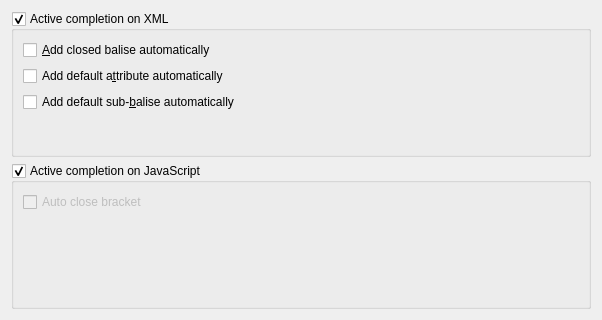
First picture: the form in plugins/core/config/editorsconfigform.ui, repository phoenix741/xinx, before the edit.
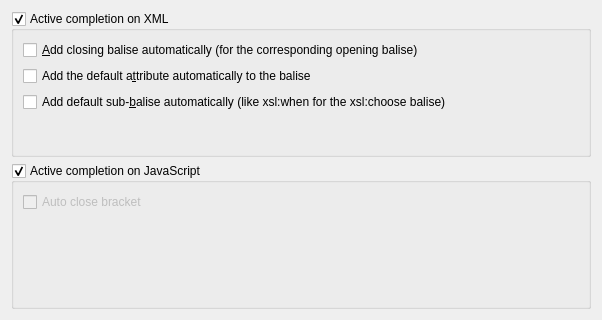
Second picture: the form after the edit.

What changed in the file:
```diff
--- a/plugins/core/config/editorsconfigform.ui
+++ b/plugins/core/config/editorsconfigform.ui
@@ -29,24 +29,24 @@
       <property name="labelAlignment">
        <set>Qt::AlignLeading|Qt::AlignLeft|Qt::AlignVCenter</set>
       </property>
-      <item row="0" column="0">
-       <widget class="QCheckBox" name="m_addClosedBaliseCheckBox">
-        <property name="text">
-         <string>&amp;Add closed balise automatically</string>
-        </property>
-       </widget>
-      </item>
       <item row="1" column="0">
        <widget class="QCheckBox" name="m_addDefaultAttributeCheckBox">
         <property name="text">
-         <string>Add default a&amp;ttribute automatically</string>
+         <string>Add the default a&amp;ttribute automatically to the balise</string>
         </property>
        </widget>
       </item>
       <item row="2" column="0">
        <widget class="QCheckBox" name="m_addDefaultSubBaliseCheckBox">
         <property name="text">
-         <string>Add default sub-&amp;balise automatically</string>
+         <string>Add default sub-&amp;balise automatically (like xsl:when for the xsl:choose balise)</string>
+        </property>
+       </widget>
+      </item>
+      <item row="0" column="0" colspan="2">
+       <widget class="QCheckBox" name="m_addClosedBaliseCheckBox">
+        <property name="text">
+         <string>&amp;Add closing balise automatically (for the corresponding opening balise)</string>
         </property>
        </widget>
       </item>
```
